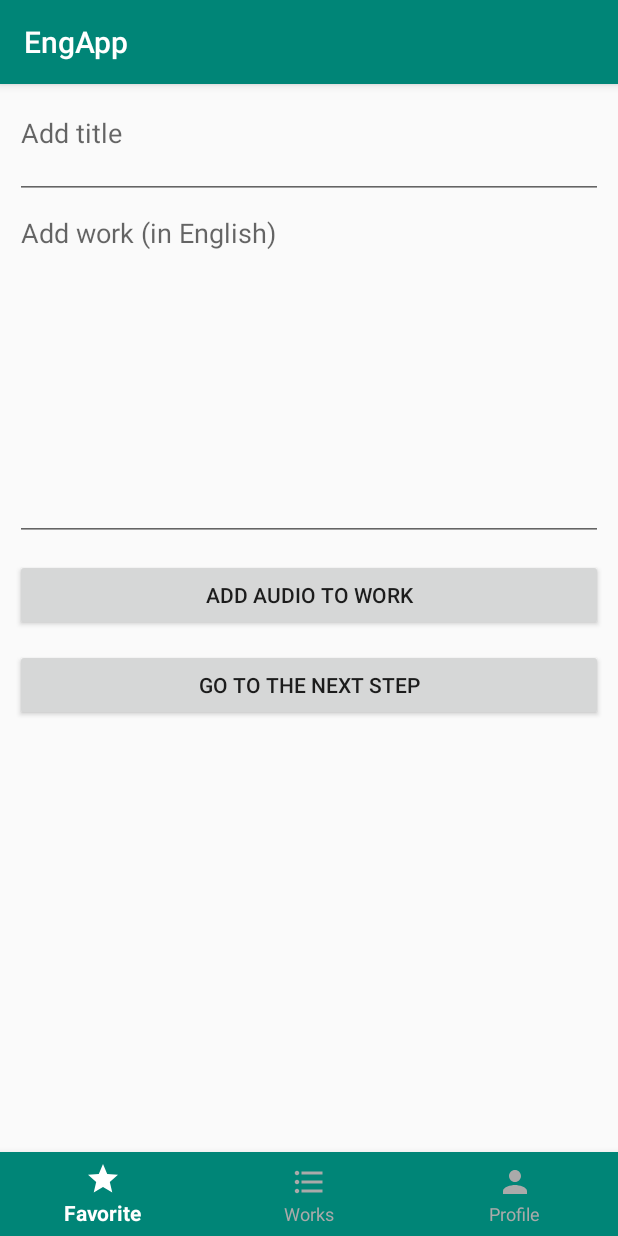
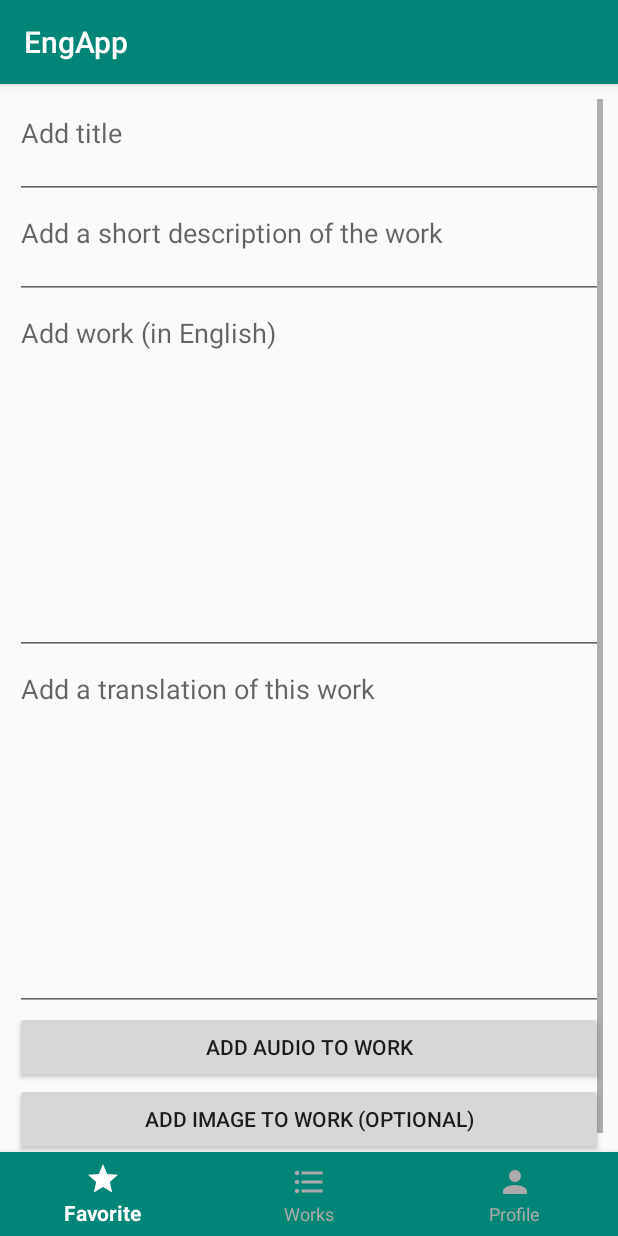
Before and after one commit to Maksim2355/EnglAppKotlin, an Android app: the AddWorkFragment screen opened through its navigation route, on a phone screen of 412 x 824 dp. Run offline under Robolectric (Android 15) with nearby library versions, the phone set to English and light mode, and no system bars; our stand-ins replace Room's generated code.

Commit message:
Исправил добавление работы, но использовал костыли. Даже не костыли, а инвалидная коляска

```diff
--- a/app/src/main/java/com/example/engapp/App.kt
+++ b/app/src/main/java/com/example/engapp/App.kt
@@ -18,7 +18,6 @@ class App : Application() {
             applicationContext,
             AppDatabase::class.java, "databaseEn"
         ).allowMainThreadQueries().fallbackToDestructiveMigration().build()
-
         val userDao = database!!.userDao()
         if (userDao?.getUserData() == null){
             //Если нет ячейки активного пользователя, то добавляем
--- a/app/src/main/java/com/example/engapp/database/AppDatabase.kt
+++ b/app/src/main/java/com/example/engapp/database/AppDatabase.kt
@@ -3,7 +3,7 @@ package com.example.engapp.database
 import androidx.room.Database
 import androidx.room.RoomDatabase
 
-@Database(entities = [DataAccount::class, DataWorks::class, UserData::class], version = 1, exportSchema = false)
+@Database(entities = [DataAccount::class, DataWorks::class, UserData::class], version = 2, exportSchema = false)
 abstract class AppDatabase : RoomDatabase() {
     abstract fun worksDao(): DataWorksDao?
     abstract fun accountDao(): DataAccountDao?
--- a/app/src/main/java/com/example/engapp/database/UserData.kt
+++ b/app/src/main/java/com/example/engapp/database/UserData.kt
@@ -9,4 +9,5 @@ class UserData {
     @PrimaryKey(autoGenerate = true)
     var id: Int? = null
     var userId: Int? = null
+    var openWorks: Int? = null
 }
--- a/app/src/main/java/com/example/engapp/profile/AddWorkFragment.kt
+++ b/app/src/main/java/com/example/engapp/profile/AddWorkFragment.kt
@@ -1,7 +1,6 @@
 package com.example.engapp.profile
 
 
-import android.annotation.SuppressLint
 import android.os.Bundle
 import androidx.fragment.app.Fragment
 import android.view.LayoutInflater
@@ -18,20 +17,21 @@ import com.example.engapp.database.*
 
 class AddWorkFragment : Fragment(), View.OnClickListener {
     private lateinit var  myFragment: View
-    private var count = 1
     //Кнопка добавления файла и кнопка промежуточного/окончательного добавления
-    private lateinit var addPath: Button
+    private lateinit var addAudioPath: Button
+    private lateinit var addImagePath: Button
     private lateinit var nextAdd: Button
     //Поля ввода для title/desc и для контента на английском/русском
-    private lateinit var titleDesc: EditText
-    private lateinit var enru: EditText
+    private lateinit var title: EditText
+    private lateinit var contentDesc: EditText
+    private lateinit var contentEn: EditText
+    private lateinit var contentRu: EditText
     //Экземлпяры базы данных и для обновления данных о работе пользователя
     private val db: AppDatabase? = App.instance!!.database!!
     private val userDao: UserDataDao = db!!.userDao()!!
     private val accountDao: DataAccountDao = db!!.accountDao()!!
     //С помощью данного интерфейса добавляем работу в базу данных
     private val worksDao: DataWorksDao = db!!.worksDao()!!
-    private val work  = DataWorks()
 
     override fun onCreateView(
         inflater: LayoutInflater, container: ViewGroup?,
@@ -45,28 +45,24 @@ class AddWorkFragment : Fragment(), View.OnClickListener {
     }
 
     override fun onClick(v: View?) {
-
         when(v!!.id){
             //Нажимая данную кнопку, мы заставляем пользователя дать аудио/картинку
-            R.id.addPath-> {  }
+            R.id.addAudioPath-> {
+
+            }
             /*Нажимая данную кнопку, мы сохраняем значения в переменные и вставляем в объект
             который позже заполняем до конца и вставляем в базу данных
              */
+            R.id.addImagePath-> {
+
+            }
             R.id.nextAdd-> {
-                if(count == 1 && (titleDesc.text.toString() != "") &&
-                    (enru.text.toString() != ""))
-                {
-                    work.title = titleDesc.text.toString()
-                    work.contentEn = enru.text.toString()
-                    drawTwo()
-                    count++
-                }
-                else {
-                    if(count == 2 && (titleDesc.text.toString() != "") &&
-                        (enru.text.toString() != "")) {
-                        //Заполняем работу
-                        work.contentDesc = titleDesc.text.toString()
-                        work.contentRu = enru.text.toString()
+                if (notEmpty()){
+                    val work  = DataWorks()
+                    work.title = title.text.toString()
+                    work.contentEn = contentEn.text.toString()
+                    work.contentDesc = contentDesc.text.toString()
+                    work.contentRu = contentRu.text.toString()
                     work.idAuthor = userDao.getUserData()!!.userId!!
                     worksDao.insertAll(work)
                     /*Добавили работу, теперь получаем id этой работы и добавляем
@@ -91,26 +87,24 @@ class AddWorkFragment : Fragment(), View.OnClickListener {
             }
         }
     }
-    }
 
 
-    @SuppressLint("SetTextI18n")
-    private fun drawTwo(){
-        addPath.text = "Add image to work (optional)"
-        nextAdd.text = "Add work"
-        titleDesc.hint = "Add a short description of the work"
-        enru.hint = "Add a translation of this work"
-        titleDesc.text = null
-        enru.text = null
-
+    private fun notEmpty(): Boolean {
+        return title.text.toString() != "" &&
+                contentDesc.text.toString() != ""
+                && contentEn.text.toString() != "" && contentRu.text.toString() != ""
     }
 
     private fun init(){
-        addPath = myFragment.findViewById(R.id.addPath)
+        addAudioPath = myFragment.findViewById(R.id.addAudioPath)
+        addImagePath = myFragment.findViewById(R.id.addImagePath)
         nextAdd = myFragment.findViewById(R.id.nextAdd)
-        titleDesc = myFragment.findViewById(R.id.titleDesc)
-        enru = myFragment.findViewById(R.id.ENRU)
-        addPath.setOnClickListener(this)
+        title = myFragment.findViewById(R.id.titleAdd)
+        contentDesc = myFragment.findViewById(R.id.contentDesAdd)
+        contentEn = myFragment.findViewById(R.id.contentRuAdd)
+        contentRu = myFragment.findViewById(R.id.contentEnAdd)
+        addImagePath.setOnClickListener(this)
+        addImagePath.setOnClickListener(this)
         nextAdd.setOnClickListener(this)
     }
 
--- a/app/src/main/res/layout/fragment_add_work.xml
+++ b/app/src/main/res/layout/fragment_add_work.xml
@@ -1,57 +1,79 @@
 <?xml version="1.0" encoding="utf-8"?>
-<androidx.constraintlayout.widget.ConstraintLayout xmlns:android="http://schemas.android.com/apk/res/android"
-    xmlns:app="http://schemas.android.com/apk/res-auto"
+
+
+<ScrollView
+    xmlns:android="http://schemas.android.com/apk/res/android"
     xmlns:tools="http://schemas.android.com/tools"
     android:layout_width="match_parent"
     android:layout_height="match_parent"
     android:layout_margin="10dp"
+    android:orientation="vertical"
     tools:context=".profile.AddWorkFragment">
 
+        <LinearLayout
+            android:layout_width="match_parent"
+            android:layout_height="wrap_content"
+            android:orientation="vertical">
             <EditText
-        android:id="@+id/titleDesc"
-        android:layout_width="0dp"
+                android:id="@+id/titleAdd"
+                android:layout_width="match_parent"
                 android:layout_height="wrap_content"
                 android:ems="10"
                 android:gravity="start|top"
                 android:hint="@string/add_title"
                 android:inputType="textMultiLine"
-        android:lines="2"
-        app:layout_constraintEnd_toEndOf="parent"
-        app:layout_constraintStart_toStartOf="parent"
-        app:layout_constraintTop_toTopOf="parent" />
+                android:lines="2" />
+
 
             <EditText
-        android:id="@+id/ENRU"
-        android:layout_width="0dp"
-        android:layout_height="228dp"
+                android:id="@+id/contentDesAdd"
+                android:layout_width="match_parent"
+                android:layout_height="wrap_content"
+                android:ems="10"
+                android:gravity="start|top"
+                android:hint="@string/content_desc"
+                android:inputType="textMultiLine"
+                android:lines="2" />
+
+            <EditText
+                android:id="@+id/contentEnAdd"
+                android:layout_width="match_parent"
+                android:layout_height="wrap_content"
                 android:ems="10"
                 android:gravity="start|top"
                 android:hint="@string/add_work_in_english"
                 android:inputType="textMultiLine"
-        android:lines="10"
-        app:layout_constraintEnd_toEndOf="parent"
-        app:layout_constraintStart_toStartOf="parent"
-        app:layout_constraintTop_toBottomOf="@+id/titleDesc" />
+                android:lines="10" />
+
+            <EditText
+                android:id="@+id/contentRuAdd"
+                android:layout_width="match_parent"
+                android:layout_height="wrap_content"
+                android:ems="10"
+                android:gravity="start|top"
+                android:hint="@string/add_work_in_russian"
+                android:inputType="textMultiLine"
+                android:lines="10" />
 
             <Button
-        android:id="@+id/addPath"
-        android:layout_width="0dp"
+                android:id="@+id/addAudioPath"
+                android:layout_width="match_parent"
                 android:layout_height="wrap_content"
-        android:layout_marginTop="12dp"
-        android:text="@string/add_audio_to_work"
-        app:layout_constraintEnd_toEndOf="parent"
-        app:layout_constraintHorizontal_bias="0.0"
-        app:layout_constraintStart_toStartOf="parent"
-        app:layout_constraintTop_toBottomOf="@+id/ENRU" />
+                android:text="@string/add_audio_to_work" />
+
+            <Button
+                android:id="@+id/addImagePath"
+                android:layout_width="match_parent"
+                android:layout_height="wrap_content"
+                android:text="@string/butAddImage"
+                />
 
             <Button
                 android:id="@+id/nextAdd"
-        android:layout_width="0dp"
+                android:layout_width="match_parent"
                 android:layout_height="wrap_content"
-        android:layout_marginTop="12dp"
-        android:text="Go to the next step"
-        app:layout_constraintEnd_toEndOf="parent"
-        app:layout_constraintHorizontal_bias="0.0"
-        app:layout_constraintStart_toStartOf="parent"
-        app:layout_constraintTop_toBottomOf="@+id/addPath" />
-</androidx.constraintlayout.widget.ConstraintLayout>
+                android:text="@string/add_work"
+                android:layout_marginBottom="60dp"/>
+
+        </LinearLayout>
+</ScrollView>
--- a/app/src/main/res/values/strings.xml
+++ b/app/src/main/res/values/strings.xml
@@ -9,13 +9,15 @@
     <string name="registration">Account registration</string>
     <string name="regEnd">Register profile</string>
     <string name="regEmail">Enter your email</string>
-    <string name="butTranslate">Translate</string>
+    <string name="butAddImage">Add image to work (optional)</string>
     <string name="butAddContent">Add content</string>
     <string name="signOut">Sign out</string>
-
+    <string name="content_desc">Add a short description of the work</string>
     <!-- TODO: Remove or change this placeholder text -->
-    <string name="hello_blank_fragment">Hello blank fragment</string>
     <string name="add_audio_to_work">Add audio to work</string>
     <string name="add_title">Add title</string>
     <string name="add_work_in_english">Add work (in English)</string>
+    <string name="add_work_in_russian">Add a translation of this work</string>
+    <string name="add_work">Add work</string>
+
 </resources>
```
Also changed, not shown: app/src/main/java/com/example/engapp/DataAdapter.kt (+24 -12 lines), app/src/main/java/com/example/engapp/ElementWorksFragment.kt (+20 -1 lines), app/src/main/res/layout/fragment_element_works.xml (+42 -29 lines). Lines whose indentation alone changed are shown as unchanged.
